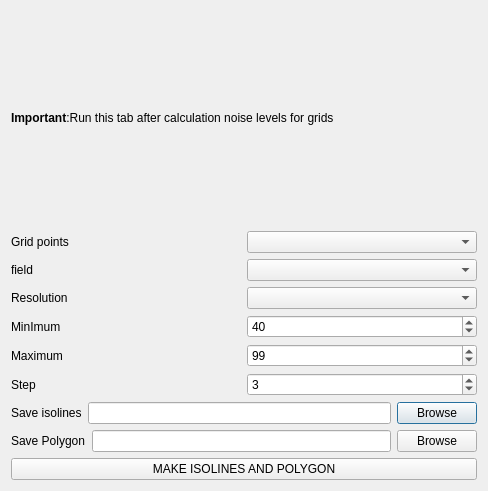
First picture: the form in tools/ui_CreateGrid.ui, repository pierluigiderosa/openoise, before the edit.
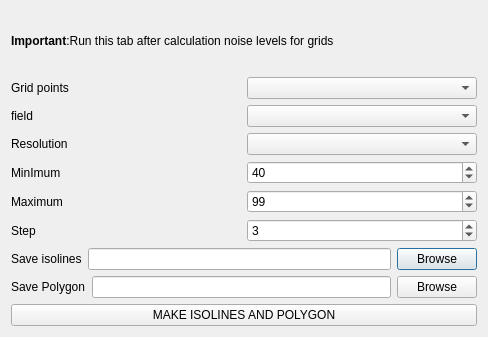
Second picture: the form after the edit. Custom widgets are drawn as their Qt base class.

```diff
--- a/tools/ui_CreateGrid.ui
+++ b/tools/ui_CreateGrid.ui
@@ -7,7 +7,7 @@
     <x>0</x>
     <y>0</y>
     <width>488</width>
-    <height>491</height>
+    <height>337</height>
    </rect>
   </property>
   <property name="windowTitle">
```
